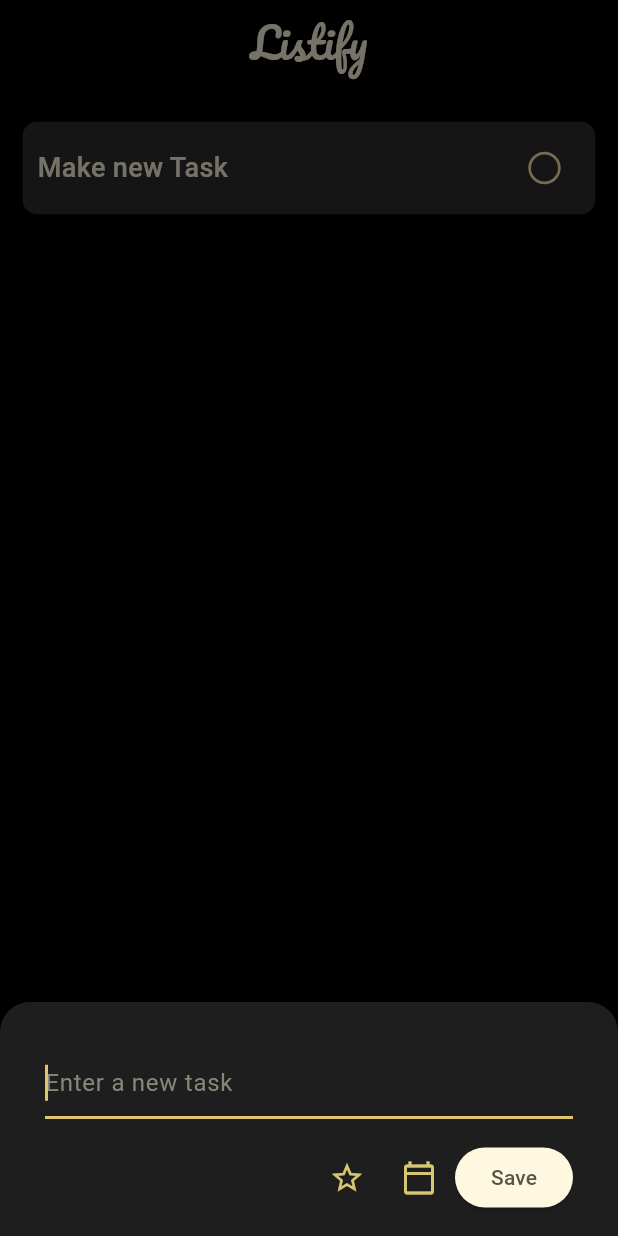
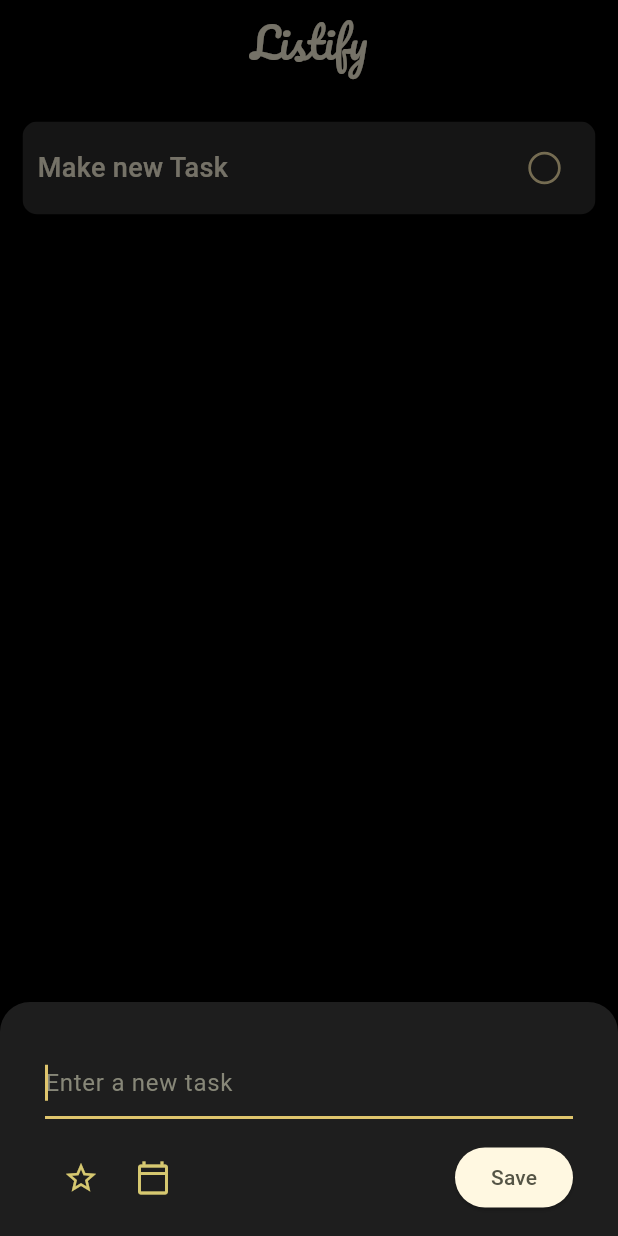
Before and after one commit to RUDisCOOL/Listify-ToDo-App, a Flutter app: the screen it shows after launch, after a tap on the "add" icon, on a phone screen of 412 x 824 dp. Run offline on Flutter 3.47's test engine with Material 3 defaults, Android fonts, the phone set to English and light mode, and no system bars; drawn by our look-alikes of flutter_slidable; our stand-ins replace google_fonts, hive_flutter; accounts and stored records are empty.

Commit message:
Modified: Bugs for smaller screen size

```diff
--- a/lib/pages/home_page.dart
+++ b/lib/pages/home_page.dart
@@ -150,6 +150,7 @@ class _HomePageState extends State<HomePage> {
         onPressed: () {
           bool starred = false;
           dueDate = null;
+          textController.clear();
 
           showModalBottomSheet(
             shape: const RoundedRectangleBorder(
@@ -183,17 +184,10 @@ class _HomePageState extends State<HomePage> {
                       const SizedBox(height: 15),
                       Row(
                         crossAxisAlignment: CrossAxisAlignment.center,
-                        mainAxisAlignment: MainAxisAlignment.end,
+                        mainAxisAlignment: MainAxisAlignment.spaceBetween,
                         children: [
-                          if (dueDate != null)
-                            Text(
-                              "Due: ${dueDate!.day} ${DateFormat.MMM().format(dueDate!)}, ${dueDate!.year}",
-                              style: TextStyle(
-                                color: _textInputColor,
-                                fontSize: 16,
-                                backgroundColor: Color.fromARGB(0, 0, 0, 0),
-                              ),
-                            ),
+                          Row(
+                            children: [
                               IconButton(
                                 onPressed: () {
                                   setModalState(() {
@@ -213,7 +207,8 @@ class _HomePageState extends State<HomePage> {
                                     helpText: 'Due Date',
                                     context: context,
                                     initialDate: pickedDate,
-                                firstDate: DateTime(DateTime.now().year - 5),
+                                    firstDate:
+                                        DateTime(DateTime.now().year - 5),
                                     lastDate: DateTime(DateTime.now().year + 5),
                                   );
                                   setModalState(() {
@@ -226,6 +221,64 @@ class _HomePageState extends State<HomePage> {
                                       : Icons.calendar_today_rounded,
                                   color: _calendarIconColor,
                                 ),
+                              ),
+                              if (dueDate != null) ...[
+                                GestureDetector(
+                                  onTap: () async {
+                                    pickedDate = await showDatePicker(
+                                      helpText: 'Due Date',
+                                      context: context,
+                                      initialDate: pickedDate,
+                                      firstDate:
+                                          DateTime(DateTime.now().year - 5),
+                                      lastDate:
+                                          DateTime(DateTime.now().year + 5),
+                                    );
+                                    setModalState(() {
+                                      dueDate = pickedDate;
+                                    });
+                                  },
+                                  child: Container(
+                                    padding: const EdgeInsets.only(
+                                      left: 15,
+                                      right: 5,
+                                    ),
+                                    decoration: const BoxDecoration(
+                                      borderRadius: BorderRadius.all(
+                                        Radius.circular(10),
+                                      ),
+                                      color: Color.fromARGB(255, 45, 45, 45),
+                                    ),
+                                    child: Row(
+                                      mainAxisAlignment:
+                                          MainAxisAlignment.center,
+                                      crossAxisAlignment:
+                                          CrossAxisAlignment.center,
+                                      children: [
+                                        Text(
+                                          "Due: ${dueDate!.day} ${DateFormat.MMM().format(dueDate!)}, ${dueDate!.year}",
+                                          style: TextStyle(
+                                            color: _textInputColor,
+                                            fontSize: 15,
+                                          ),
+                                        ),
+                                        IconButton(
+                                          onPressed: () {
+                                            setModalState(
+                                              () {
+                                                dueDate = null;
+                                              },
+                                            );
+                                          },
+                                          padding: const EdgeInsets.all(0),
+                                          icon: const Icon(Icons.close),
+                                        )
+                                      ],
+                                    ),
+                                  ),
+                                )
+                              ],
+                            ],
                           ),
                           ElevatedButton(
                             style: ButtonStyle(
```
Lines whose indentation alone changed are shown as unchanged.
